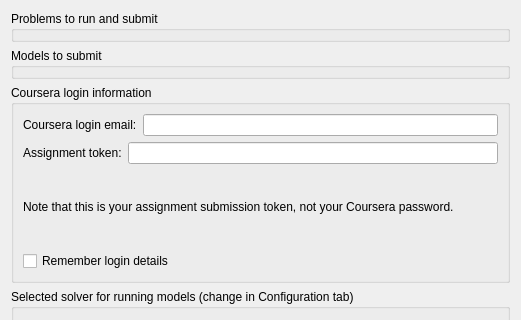
MiniZinc/MiniZincIDE, file MiniZincIDE/moocsubmission.ui: the form before one commit; both pictures show x 0 to 521 and y 0 to 320 of the 521 by 652 pixel window.
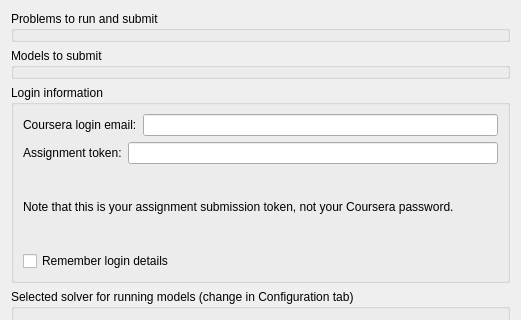
The form after the commit.

Commit message: Remove "Coursera" from login dialog

Diff of the .ui file:
```diff
--- a/MiniZincIDE/moocsubmission.ui
+++ b/MiniZincIDE/moocsubmission.ui
@@ -37,7 +37,7 @@
    <item>
     <widget class="QGroupBox" name="loginGroup">
      <property name="title">
-      <string>Coursera login information</string>
+      <string>Login information</string>
      </property>
      <layout class="QVBoxLayout" name="verticalLayout_2">
       <item>
```
